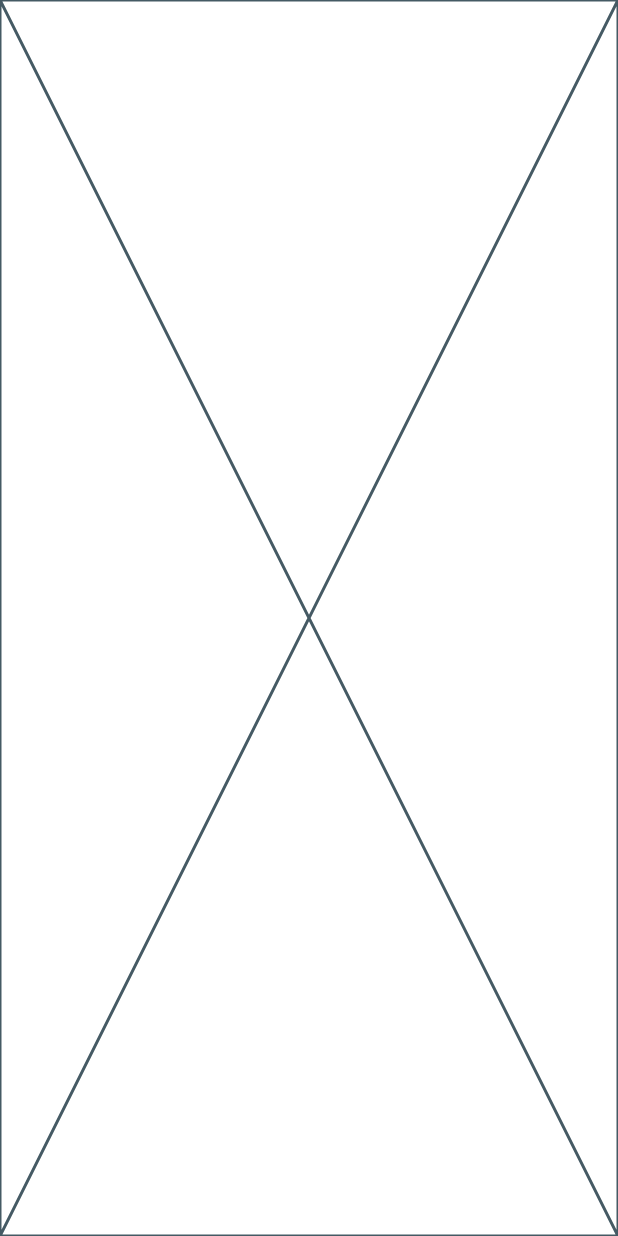
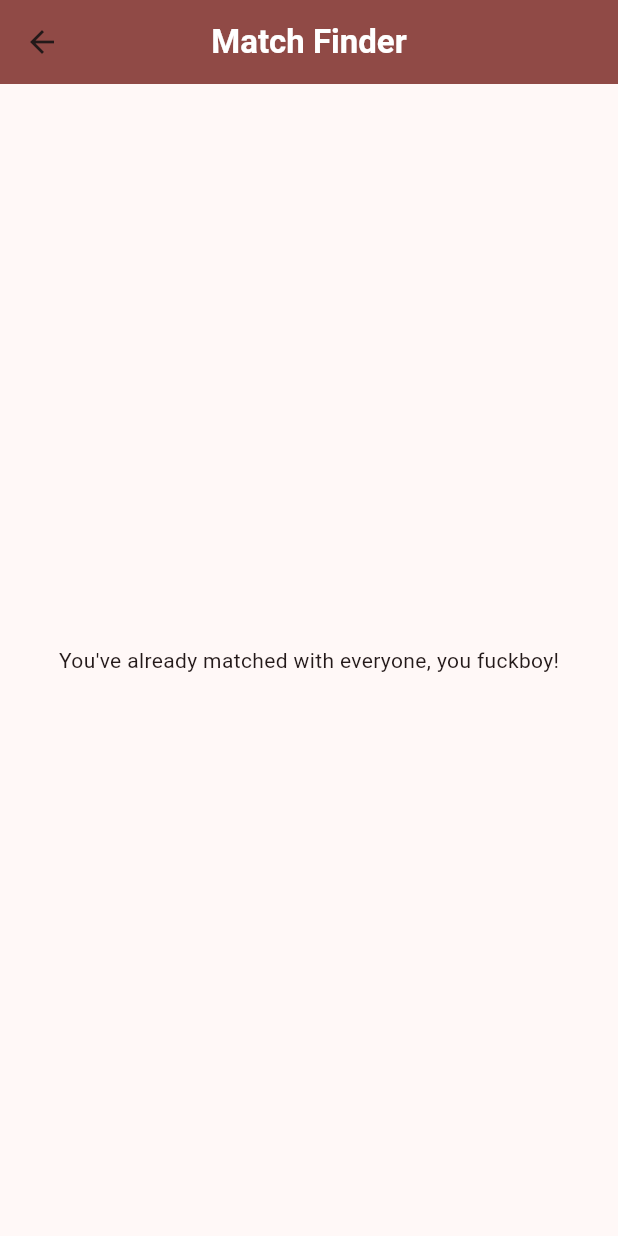
Before and after one commit to arnis-prieditis/bakteriju_tinder, a Flutter app: the screen it shows after launch, after a tap on "Find a Match!", on a phone screen of 412 x 824 dp. Run offline on Flutter 3.47's test engine with Material 3 defaults, Android fonts, the light colour scheme and no system bars; our stand-ins replace sqflite; accounts and stored records are empty.

Commit message:
add match finder page

```diff
--- a/lib/home_page.dart
+++ b/lib/home_page.dart
@@ -1,5 +1,6 @@
 import 'package:flutter/material.dart';
 import 'database_utils.dart';
+import 'match_finder_page.dart';
 
 class HomePage extends StatefulWidget {
   const HomePage({super.key});
@@ -32,8 +33,13 @@ class _HomePageState extends State<HomePage> {
         children: [
           ElevatedButton(
             onPressed: () {
-              Navigator.push(context,
-                  MaterialPageRoute(builder: (context) => const Placeholder()));
+              Navigator.push(
+                context,
+                MaterialPageRoute(
+                    builder: (context) => const MatchFinderPage()),
+              ).then((_) {
+                setState(() {});
+              });
             },
             child: const Text("Find a Match!"),
           ),
--- /dev/null
+++ b/lib/match_finder_page.dart
@@ -0,0 +1,92 @@
+import 'package:flutter/material.dart';
+import 'database_utils.dart';
+import 'dart:math';
+
+class MatchFinderPage extends StatefulWidget {
+  const MatchFinderPage({super.key});
+
+  @override
+  State<MatchFinderPage> createState() => _MatchFinderPageState();
+}
+
+class _MatchFinderPageState extends State<MatchFinderPage> {
+  final DatabaseService _db_service = DatabaseService.instance;
+
+  Future<Bakterija?> getNewPotentialMatch() async {
+    List<Bakterija> bakt_list = await _db_service.getAllBakterijas();
+    List<Bakterija> unmatched_list = [];
+    for (Bakterija bakt in bakt_list) {
+      if (!bakt.matched) {
+        unmatched_list.add(bakt);
+      }
+    }
+    if (unmatched_list.isEmpty) return null;
+    Bakterija potential_match =
+        unmatched_list[Random().nextInt(unmatched_list.length)];
+    print("New potential match: $potential_match");
+    return potential_match;
+  }
+
+  @override
+  Widget build(BuildContext context) {
+    final theme = Theme.of(context);
+    final style = theme.textTheme.titleLarge!.copyWith(
+      color: theme.colorScheme.onPrimary,
+      fontWeight: FontWeight.bold,
+    );
+
+    return Scaffold(
+      appBar: AppBar(
+        title: Text(
+          "Match Finder",
+          style: style,
+        ),
+        centerTitle: true,
+        backgroundColor: Theme.of(context).colorScheme.primary,
+      ),
+      body: FutureBuilder(
+        future: getNewPotentialMatch(),
+        builder: (context, AsyncSnapshot<Bakterija?> snapshot) {
+          Bakterija bakt = Bakterija.empty();
+          if (snapshot.hasData) {
+            bakt = snapshot.data!;
+          } else if (snapshot.data == null) {
+            return const Center(
+              child: Text("You've already matched with everyone, you fuckboy!"),
+            );
+          }
+          return Column(
+            children: [
+              Expanded(
+                child: Image.asset(
+                  bakt.pics[0],
+                  fit: BoxFit.fitWidth,
+                ),
+              ),
+              Row(
+                children: [
+                  ElevatedButton.icon(
+                    onPressed: () {
+                      _db_service.updateBaktMatched(bakt.id, true);
+                      getNewPotentialMatch();
+                      setState(() {});
+                    },
+                    label: const Icon(Icons.favorite_border),
+                  ),
+                  ElevatedButton.icon(
+                    onPressed: () {
+                      getNewPotentialMatch();
+                      setState(() {});
+                    },
+                    label: const Icon(Icons.highlight_off_outlined),
+                  ),
+                ],
+              )
+              //TODO: name, bio, better layout
+            ],
+          );
+        },
+      ),
+    );
+  }
+}
```
